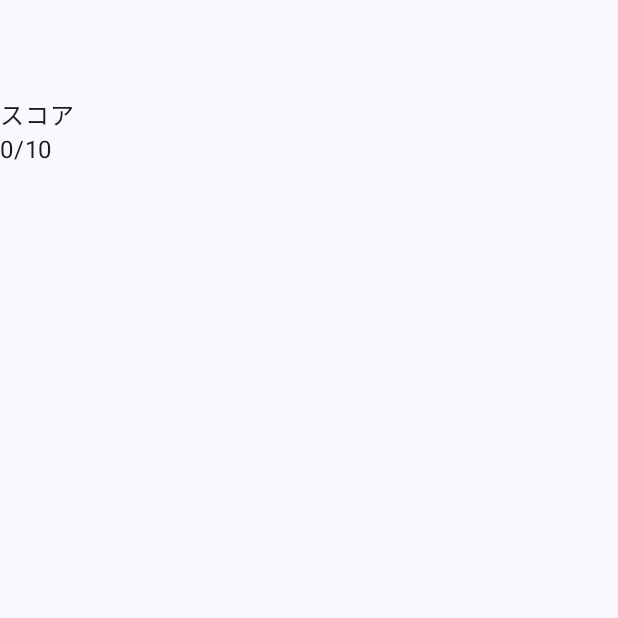
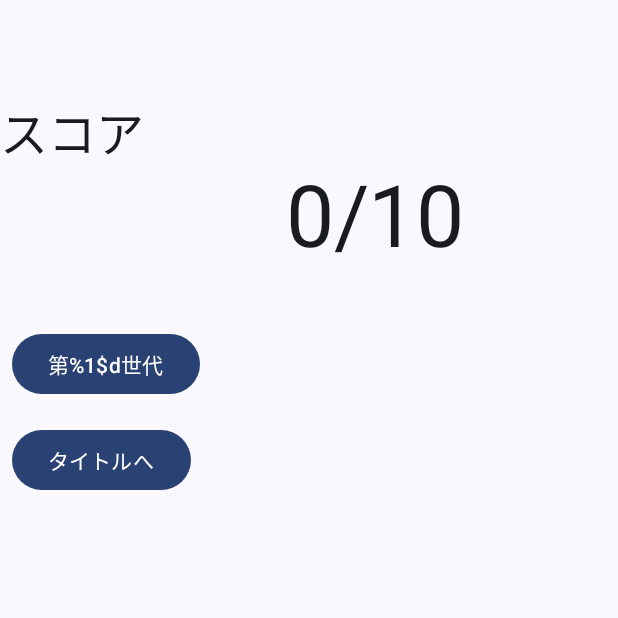
Before and after one commit to itc-s22026/Android2, an Android app built with Jetpack Compose: the result screen opened through its navigation route, on a phone screen of 412 x 824 dp, the top half of it. Before the commit the part shown is almost empty. Run offline under Robolectric (Android 15) with nearby library versions, the light colour scheme and no system bars.

Commit message:
1通り画面の遷移も含めて基礎部分はできた。

```diff
--- a/PokemonQuiz/app/src/main/java/jp/ac/it_college/std/s22026/pokemonquiz/result/ResultScene.kt
+++ b/PokemonQuiz/app/src/main/java/jp/ac/it_college/std/s22026/pokemonquiz/result/ResultScene.kt
@@ -1,13 +1,20 @@
 package jp.ac.it_college.std.s22026.pokemonquiz.result
 
 import androidx.compose.foundation.layout.Column
+import androidx.compose.foundation.layout.Spacer
 import androidx.compose.foundation.layout.fillMaxSize
+import androidx.compose.foundation.layout.fillMaxWidth
+import androidx.compose.foundation.layout.padding
+import androidx.compose.material3.Button
+import androidx.compose.material3.MaterialTheme
 import androidx.compose.material3.Surface
 import androidx.compose.material3.Text
 import androidx.compose.runtime.Composable
 import androidx.compose.ui.Modifier
 import androidx.compose.ui.res.stringResource
+import androidx.compose.ui.text.style.TextAlign
 import androidx.compose.ui.tooling.preview.Preview
+import androidx.compose.ui.unit.dp
 import jp.ac.it_college.std.s22026.pokemonquiz.R
 import jp.ac.it_college.std.s22026.pokemonquiz.ui.theme.PokemonQuizTheme
 
@@ -15,13 +22,39 @@ import jp.ac.it_college.std.s22026.pokemonquiz.ui.theme.PokemonQuizTheme
 fun ResultScene(
     result: Int,
     modifier: Modifier = Modifier,
+    onClickGenerationButton: () -> Unit = {},
+    onCLickTitleButton: () -> Unit = {},
 ) {
     Surface(modifier) {
         Column {
             // 見出し用のラベル
-            Text(text = stringResource(id = R.string.score))
+            Text(
+                text = stringResource(id = R.string.score),
+                style = MaterialTheme.typography.headlineLarge
+            )
             // 実際の点数
-            Text(text = stringResource(id = R.string.point, result))
+            Text(
+                text = stringResource(id = R.string.point, result),
+                style = MaterialTheme.typography.displayLarge,
+                textAlign = TextAlign.End,
+                modifier = Modifier.fillMaxWidth(0.75f)
+            )
+            // ちょっと空間開ける
+            Spacer(modifier = Modifier.padding(vertical = 16.dp))
+            // 世代選択ボタン
+            Button(
+                onClick = onClickGenerationButton,
+                modifier = Modifier.padding(8.dp)
+            ) {
+                Text(text = stringResource(id = R.string.generation))
+            }
+            // タイトルへボタン
+            Button(
+                onClick = onCLickTitleButton,
+                modifier = Modifier.padding(8.dp)
+            ) {
+                Text(text = stringResource(id = R.string.to_title))
+            }
         }
     }
 }
--- a/PokemonQuiz/app/src/main/res/values/strings.xml
+++ b/PokemonQuiz/app/src/main/res/values/strings.xml
@@ -3,5 +3,8 @@
     <string name="generation">第%1$d世代</string>
     <string name="score">スコア</string>
     <string name="point">%1$d/10</string>
-    <string name="plaease_select_pokemon">ポケモンの世代を選んでください。</string>
+    <string name="please_select_generation">ポケモンの世代を選んでください</string>
+    <string name="who">だーれだ？</string>
+    <string name="to_generation">世代選択へ</string>
+    <string name="to_title">タイトルへ</string>
 </resources>
```
Also changed, not shown: PokemonQuiz/app/src/main/java/jp/ac/it_college/std/s22026/pokemonquiz/Navigation.kt (+73 -5 lines), PokemonQuiz/app/src/main/java/jp/ac/it_college/std/s22026/pokemonquiz/quiz/QuizScene.kt (+17 -2 lines), PokemonQuiz/app/src/main/res/drawable/batsu.png (renamed from PokemonQuiz/app/src/main/res/drawable/batu.png).
